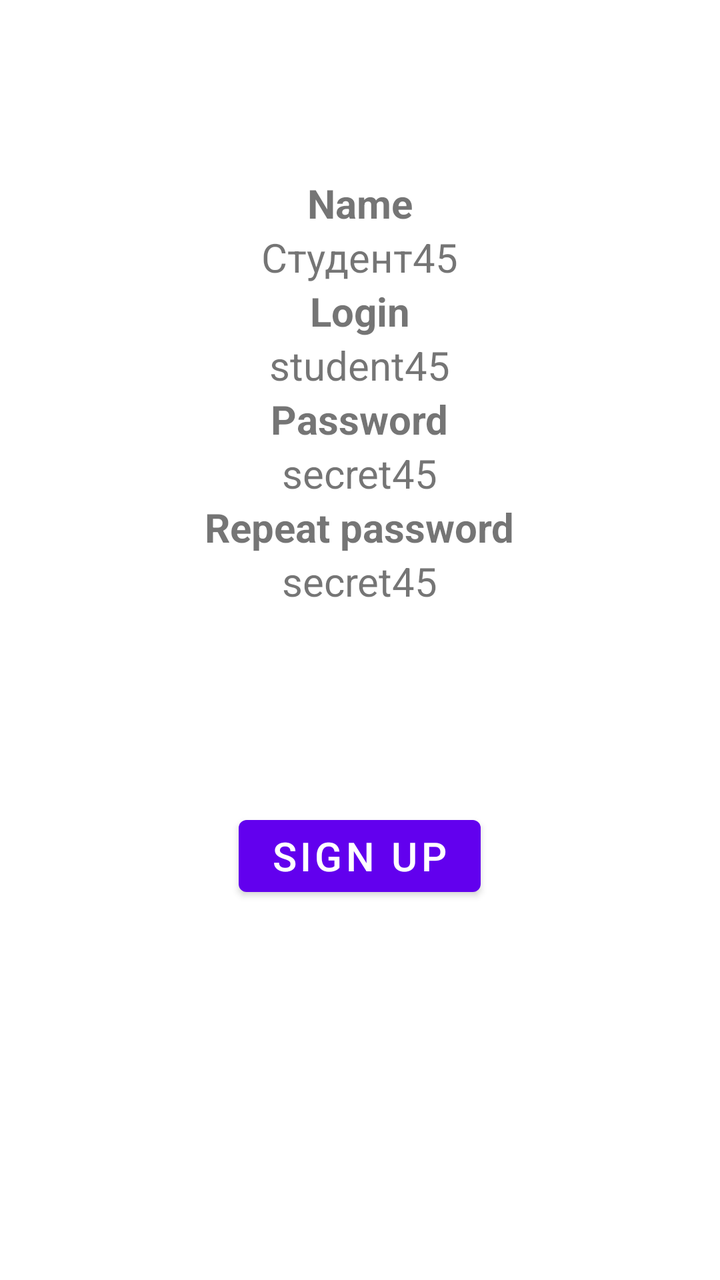
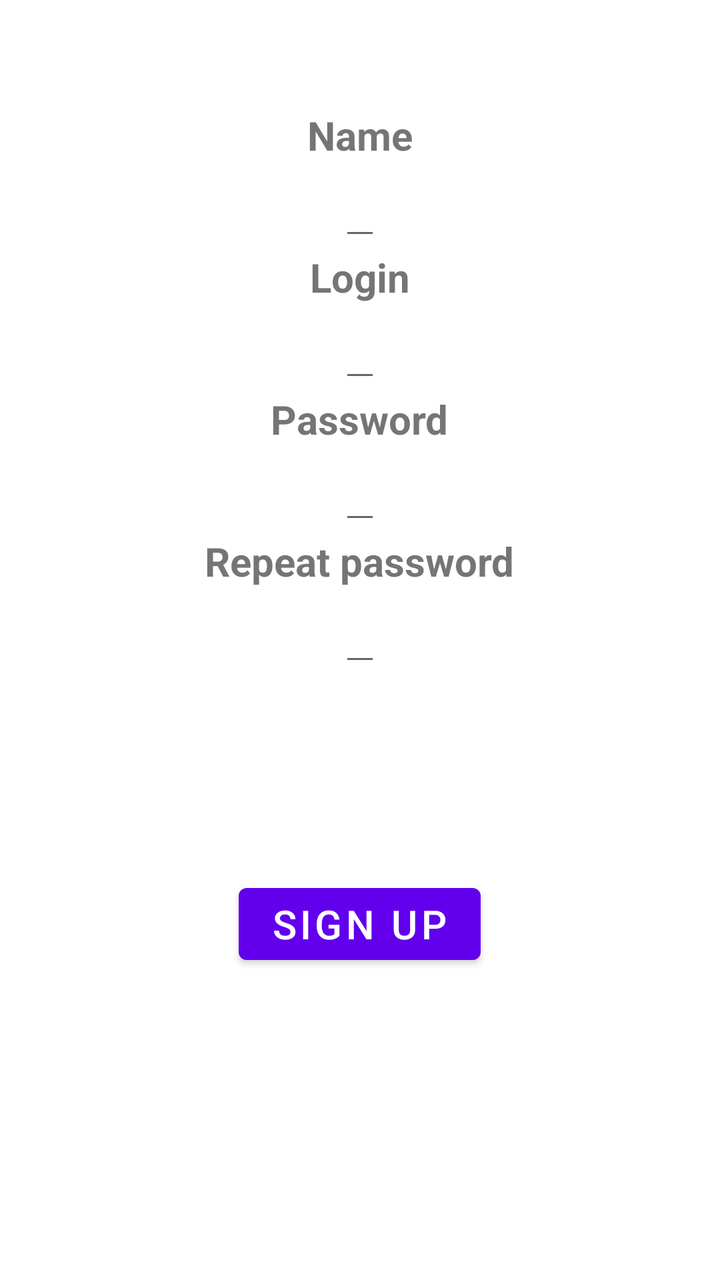

An Android layout rendered at two revisions. The XML below is the earlier revision; the diff shows what the commit changed to produce the second picture.
<!-- AndroidManifest.xml: application theme AppTheme -->
<!-- res/layout/fragment_registration.xml -->
<?xml version="1.0" encoding="utf-8"?>
<androidx.constraintlayout.widget.ConstraintLayout
    xmlns:android="http://schemas.android.com/apk/res/android"
    xmlns:tools="http://schemas.android.com/tools"
    android:layout_width="match_parent"
    android:layout_height="match_parent"
    >

    <LinearLayout
        android:layout_width="match_parent"
        android:layout_height="match_parent"
        android:gravity="center"
        android:orientation="vertical">

        <TextView
            android:id="@+id/name"
            android:layout_width="wrap_content"
            android:layout_height="wrap_content"
            android:text="@string/name"
            android:textSize="20sp"
            tools:ignore="MissingConstraints"
            android:textStyle="bold"/>

        <TextView
            android:id="@+id/student_name"
            android:layout_width="wrap_content"
            android:layout_height="wrap_content"
            android:text="@string/student_name"
            android:textSize="20sp"
            tools:ignore="MissingConstraints"/>

        <TextView
            android:id="@+id/login"
            android:layout_width="wrap_content"
            android:layout_height="wrap_content"
            android:text="@string/login"
            android:textSize="20sp"
            tools:ignore="MissingConstraints"
            android:textStyle="bold"/>

        <TextView
            android:id="@+id/student_login"
            android:layout_width="wrap_content"
            android:layout_height="wrap_content"
            android:text="@string/student45"
            android:textSize="20sp"
            tools:ignore="MissingConstraints"/>

        <TextView
            android:id="@+id/password"
            android:layout_width="wrap_content"
            android:layout_height="wrap_content"
            android:text="@string/password"
            android:textSize="20sp"
            tools:ignore="MissingConstraints"
            android:textStyle="bold"/>

        <TextView
            android:id="@+id/student_password"
            android:layout_width="wrap_content"
            android:layout_height="wrap_content"
            android:text="@string/secret45"
            android:textSize="20sp"
            tools:ignore="MissingConstraints"/>

        <TextView
            android:id="@+id/repeat_password"
            android:layout_width="wrap_content"
            android:layout_height="wrap_content"
            android:text="@string/repeat_password"
            android:textSize="20sp"
            tools:ignore="MissingConstraints"
            android:textStyle="bold"/>

        <TextView
            android:id="@+id/student_repeat_password"
            android:layout_width="wrap_content"
            android:layout_height="wrap_content"
            android:text="@string/secret45"
            android:textSize="20sp"
            tools:ignore="MissingConstraints"/>

        <Button
            android:id="@+id/sign_up"
            android:layout_width="wrap_content"
            android:layout_height="wrap_content"
            android:layout_marginVertical="100dp"
            android:text="@string/sign_up"
            android:textSize="20sp"
            tools:ignore="MissingConstraints"/>

    </LinearLayout>
</androidx.constraintlayout.widget.ConstraintLayout>
<!-- resources referenced by this layout -->
<resources>
  <string name="login">Login</string>
  <string name="name">Name</string>
  <string name="password">Password</string>
  <string name="repeat_password">Repeat password</string>
  <string name="secret45" translatable="false">secret45</string>
  <string name="sign_up">Sign up</string>
  <string name="student45" translatable="false">student45</string>
  <string name="student_name" translatable="false">Студент45</string>
  <style name="AppTheme" parent="Theme.MaterialComponents.DayNight.DarkActionBar">
          
          <item name="colorPrimary">@color/colorPrimary</item>
          <item name="colorPrimaryDark">@color/colorPrimaryDark</item>
          <item name="colorAccent">@color/colorAccent</item>
      </style>
  <color name="colorPrimary">#6200EE</color>
  <color name="colorPrimaryDark">#3700B3</color>
  <color name="colorAccent">#03DAC5</color>
</resources>

<!-- the commit's change to res/layout/fragment_registration.xml (unified diff, before → after) -->
@@ -21,11 +21,11 @@
             tools:ignore="MissingConstraints"
             android:textStyle="bold"/>
 
-        <TextView
+        <EditText
             android:id="@+id/student_name"
             android:layout_width="wrap_content"
             android:layout_height="wrap_content"
-            android:text="@string/student_name"
+            android:inputType="text"
             android:textSize="20sp"
             tools:ignore="MissingConstraints"/>
 
@@ -38,11 +38,11 @@
             tools:ignore="MissingConstraints"
             android:textStyle="bold"/>
 
-        <TextView
+        <EditText
             android:id="@+id/student_login"
             android:layout_width="wrap_content"
             android:layout_height="wrap_content"
-            android:text="@string/student45"
+            android:inputType="text"
             android:textSize="20sp"
             tools:ignore="MissingConstraints"/>
 
@@ -55,13 +55,13 @@
             tools:ignore="MissingConstraints"
             android:textStyle="bold"/>
 
-        <TextView
+        <EditText
             android:id="@+id/student_password"
             android:layout_width="wrap_content"
             android:layout_height="wrap_content"
-            android:text="@string/secret45"
+            android:inputType="text"
             android:textSize="20sp"
-            tools:ignore="MissingConstraints"/>
+            tools:ignore="MissingConstraints,TextFields"/>
 
         <TextView
             android:id="@+id/repeat_password"
@@ -72,13 +72,13 @@
             tools:ignore="MissingConstraints"
             android:textStyle="bold"/>
 
-        <TextView
+        <EditText
             android:id="@+id/student_repeat_password"
             android:layout_width="wrap_content"
             android:layout_height="wrap_content"
-            android:text="@string/secret45"
+            android:inputType="text"
             android:textSize="20sp"
-            tools:ignore="MissingConstraints"/>
+            tools:ignore="MissingConstraints,TextFields"/>
 
         <Button
             android:id="@+id/sign_up"
<!-- resource entries referenced after the edit -->
@@ -4,10 +4,7 @@
   <string name="name">Name</string>
   <string name="password">Password</string>
   <string name="repeat_password">Repeat password</string>
-  <string name="secret45" translatable="false">secret45</string>
   <string name="sign_up">Sign up</string>
-  <string name="student45" translatable="false">student45</string>
-  <string name="student_name" translatable="false">Студент45</string>
   <style name="AppTheme" parent="Theme.MaterialComponents.DayNight.DarkActionBar">
           
           <item name="colorPrimary">@color/colorPrimary</item>
